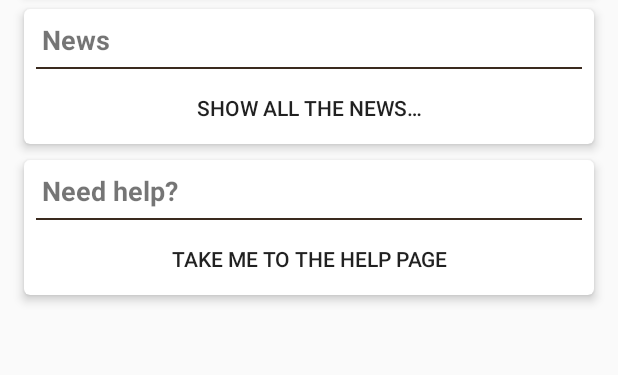
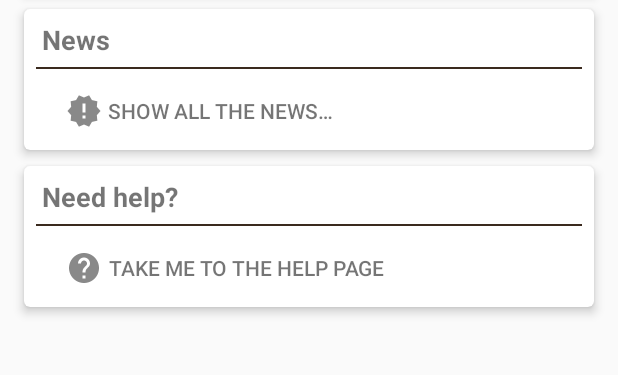
Before and after one commit to Desno365/Desno365sMods, an Android app: the layout fragmenttab1.xml on its own in the app's theme, with its tools: preview values and no code run, on a phone screen of 412 x 824 dp, the part 511-886 px from its top. Run offline under Robolectric (Android 15) with nearby library versions, the phone set to English and light mode, and no system bars.

Commit message:
Improved buttons in fragmenttab1; fixed an error with Gradle

```diff
--- a/app/src/main/res/layout/fragmenttab1.xml
+++ b/app/src/main/res/layout/fragmenttab1.xml
@@ -162,10 +162,13 @@
                         <Button
                             android:id="@+id/button_tab1_news"
                             style="?android:attr/borderlessButtonStyle"
-                            android:layout_width="fill_parent"
+                            android:layout_width="wrap_content"
                             android:layout_height="wrap_content"
                             android:text="@string/show_news"
-                            android:onClick="onViewClick"/>
+                            android:textColor="@color/extracted_secondary_text_default_material_light"
+                            android:onClick="onViewClick"
+                            android:drawableLeft="@drawable/ic_action_news_dark"
+                            android:drawableStart="@drawable/ic_action_news_dark"/>
 
                     </LinearLayout>
 
@@ -230,10 +233,13 @@
                         <Button
                             android:id="@+id/button_tab1_help"
                             style="?android:attr/borderlessButtonStyle"
-                            android:layout_width="fill_parent"
+                            android:layout_width="wrap_content"
                             android:layout_height="wrap_content"
                             android:text="@string/help_button"
-                            android:onClick="onViewClick"/>
+                            android:textColor="@color/extracted_secondary_text_default_material_light"
+                            android:onClick="onViewClick"
+                            android:drawableLeft="@drawable/ic_action_help_dark"
+                            android:drawableStart="@drawable/ic_action_help_dark"/>
 
                     </LinearLayout>
 
--- a/build.gradle
+++ b/build.gradle
@@ -4,7 +4,7 @@ buildscript {
         jcenter()
     }
     dependencies {
-        classpath 'com.android.tools.build:gradle:1.1.0'
+        classpath 'com.android.tools.build:gradle:1.1.3'
     }
 }
 
```
Also changed, not shown: app/src/main/res/drawable-hdpi/ic_action_help_dark.png (added), app/src/main/res/drawable-hdpi/ic_action_news_dark.png (added), app/src/main/res/drawable-mdpi/ic_action_help_dark.png (added), app/src/main/res/drawable-mdpi/ic_action_news_dark.png (added), app/src/main/res/drawable-xhdpi/ic_action_help_dark.png (added), app/src/main/res/drawable-xhdpi/ic_action_news_dark.png (added), app/src/main/res/drawable-xxhdpi/ic_action_help_dark.png (added), app/src/main/res/drawable-xxhdpi/ic_action_news_dark.png (added).
